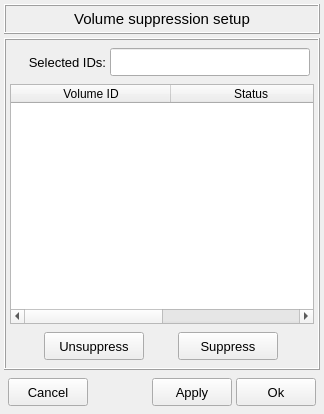
MOPT-UFSC/VIBRA, file vibra/interface/data/ui_files/model/general/volume_suppression_dialog.ui: the form before one commit.
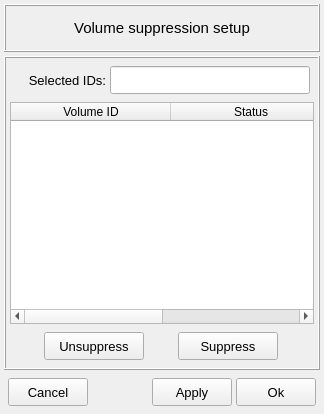
The form after the commit.

Commit message: enlarge title frame

```diff
--- a/vibra/interface/data/ui_files/model/general/volume_suppression_dialog.ui
+++ b/vibra/interface/data/ui_files/model/general/volume_suppression_dialog.ui
@@ -31,6 +31,12 @@
    </property>
    <item row="0" column="0">
     <widget class="QFrame" name="frame">
+     <property name="minimumSize">
+      <size>
+       <width>0</width>
+       <height>48</height>
+      </size>
+     </property>
      <property name="frameShape">
       <enum>QFrame::Shape::Box</enum>
      </property>
```
The commit also changes 1 other file.
